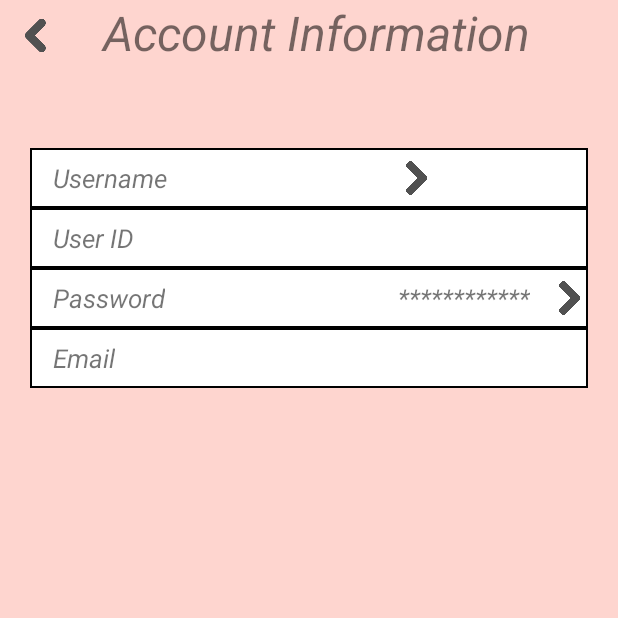
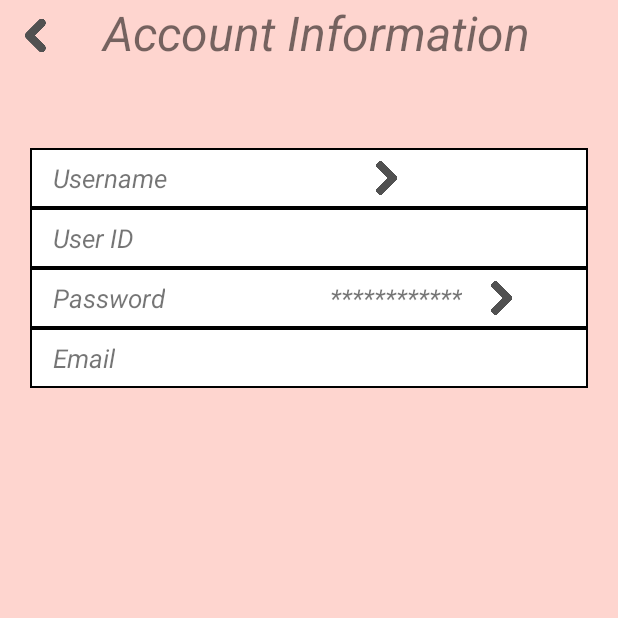
Before and after one commit to xEvl7/Mood-Tracker, an Android app: the AccountInformation screen opened directly, with no data from a screen before it, on a phone screen of 412 x 824 dp, the top half of it. Run offline under Robolectric (Android 15) with nearby library versions, the phone set to English and light mode, and no system bars; our stand-ins replace Firebase (no records; nobody signed in at launch, a user with empty details on screens opened directly); 6 statements that could not run were skipped.

Commit message:
change the acc info interface to make it beautiful

```diff
--- a/app/src/main/res/layout/activity_account_information.xml
+++ b/app/src/main/res/layout/activity_account_information.xml
@@ -64,7 +64,7 @@
             android:id="@+id/changeUsername"
             android:layout_width="30dp"
             android:layout_height="match_parent"
-            android:layout_marginStart="30dp"
+            android:layout_marginStart="10dp"
             android:src="@drawable/arrow" />
     </LinearLayout>
 
@@ -113,17 +113,20 @@
             android:ellipsize="end"
             android:maxLines="1"
             android:text="@string/password"
-            android:layout_marginRight="155dp"
+            android:layout_marginRight="100dp"
             android:textSize="17sp"
             android:textStyle="italic" />
+
         <TextView
             android:id="@+id/passwordShow"
             android:layout_width="wrap_content"
             android:layout_height="wrap_content"
             android:ellipsize="end"
             android:maxLines="1"
+            android:layout_marginLeft="10dp"
             android:textSize="17sp"
             android:textStyle="italic" />
+
         <ImageView
             android:id="@+id/changePassword"
             android:layout_width="30dp"
```
